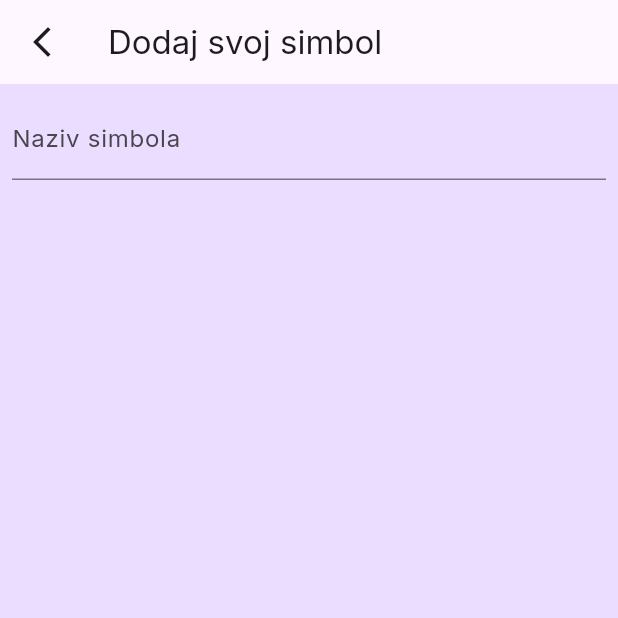
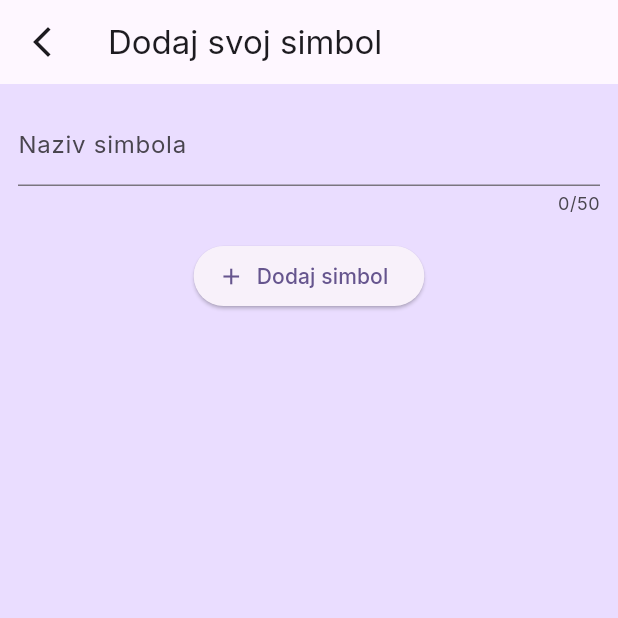
Before and after one commit to mizolf/AAKomunikacija, a Flutter app: the screen it shows after launch, in the side drawer, after a tap on "DODAJ SVOJ SIMBOL", on a phone screen of 412 x 824 dp, the top half of it. Run offline on Flutter 3.47's test engine with Material 3 defaults, Android fonts, the phone set to English and light mode, and no system bars; our stand-ins replace cloud_firestore, firebase_core, flutter_tts, google_fonts; accounts and stored records are empty.

Commit message:
Dodavanje personaliziranih simbola

```diff
--- /dev/null
+++ b/lib/screen/add_pictogram.dart
@@ -0,0 +1,83 @@
+import "package:cloud_firestore/cloud_firestore.dart";
+import "package:flutter/material.dart";
+import "package:ict_aac/models/pictogram.dart";
+
+class AddPictogramScreen extends StatefulWidget {
+  const AddPictogramScreen({super.key});
+
+  @override
+  State<AddPictogramScreen> createState() => _AddPictogramScreenState();
+}
+
+class _AddPictogramScreenState extends State<AddPictogramScreen> {
+  var _titleController = TextEditingController();
+
+  void _savePictogram() async {
+    final enteredText = _titleController.text;
+
+    if (enteredText.isEmpty) {
+      return;
+    }
+
+    Pictogram pictogram = Pictogram(
+      label: enteredText,
+      image: '',
+      custom: true,
+      category: 'personalizirano',
+      description: '',
+    );
+
+    Map<String, dynamic> pictogramMap = pictogram.toMap();
+
+    await FirebaseFirestore.instance.collection('custom').add(pictogramMap);
+  }
+
+  @override
+  void dispose() {
+    _titleController.dispose();
+    super.dispose();
+  }
+
+  @override
+  Widget build(BuildContext context) {
+    return Scaffold(
+      backgroundColor: Theme.of(context).colorScheme.primaryContainer,
+      appBar: AppBar(
+        title: const Text('Dodaj svoj simbol'),
+        leading: IconButton(
+          onPressed: () {
+            Navigator.of(context).pop();
+          },
+          icon: const Icon(Icons.arrow_back_ios_new_outlined),
+        ),
+      ),
+      body: SingleChildScrollView(
+        padding: const EdgeInsets.all(12.0),
+        child: Column(
+          children: [
+            TextField(
+              maxLength: 50,
+              decoration: const InputDecoration(
+                labelText: 'Naziv simbola',
+              ),
+              keyboardType: TextInputType.text,
+              controller: _titleController,
+            ),
+            const SizedBox(
+              height: 16,
+            ),
+            ElevatedButton.icon(
+              icon: const Icon(Icons.add),
+              onPressed: () {
+                _savePictogram();
+                Navigator.of(context).pop();
+                Navigator.of(context).pop();
+              },
+              label: const Text('Dodaj simbol'),
+            ),
+          ],
+        ),
+      ),
+    );
+  }
+}
--- a/lib/screen/home.dart
+++ b/lib/screen/home.dart
@@ -4,7 +4,7 @@ import 'package:flutter_tts/flutter_tts.dart';
 
 import 'package:ict_aac/models/pictogram.dart';
 import 'package:ict_aac/screen/about.dart';
-import 'package:ict_aac/screen/new_pictogram.dart';
+import 'package:ict_aac/screen/add_pictogram.dart';
 import 'package:ict_aac/widgets/menu.dart';
 import 'package:ict_aac/widgets/pictogram_card.dart';
 
@@ -82,11 +82,15 @@ class _HomeScreenState extends State<HomeScreen> {
       return Pictogram.fromMap(doc.data() as Map<String, dynamic>);
     }).toList();
 
-    final customSnapshot =
-        await FirebaseFirestore.instance.collection('custom').get();
-    final List<Pictogram> customs = customSnapshot.docs.map((doc) {
-      return Pictogram.fromMap(doc.data() as Map<String, dynamic>);
-    }).toList();
+    final customSnapshot = await FirebaseFirestore.instance
+        .collection('custom')
+        .snapshots()
+        .listen((snapshot) {
+      final List<Pictogram> customs = snapshot.docs.map((doc) {
+        return Pictogram.fromMap(doc.data() as Map<String, dynamic>);
+      }).toList();
+      custom = customs;
+    });
 
     setState(() {
       for (final pictogram in pictograms) {
@@ -110,7 +114,6 @@ class _HomeScreenState extends State<HomeScreen> {
           animals.add(pictogram);
         }
       }
-      custom = customs;
     });
   }
 
@@ -265,7 +268,7 @@ class _HomeScreenState extends State<HomeScreen> {
                 onTap: () {
                   Navigator.of(context).push(
                     MaterialPageRoute(
-                      builder: (context) => const NewPictogram(),
+                      builder: (context) => const AddPictogramScreen(),
                     ),
                   );
                 },
--- a/lib/screen/new_pictogram.dart
+++ /dev/null
@@ -1,39 +0,0 @@
-import "package:flutter/material.dart";
-
-class NewPictogram extends StatelessWidget {
-  const NewPictogram({super.key});
-
-  @override
-  Widget build(BuildContext context) {
-    return Scaffold(
-        backgroundColor: Theme.of(context).colorScheme.primaryContainer,
-        appBar: AppBar(
-          title: const Text('Dodaj svoj simbol'),
-          leading: IconButton(
-            onPressed: () {
-              Navigator.of(context).pop();
-            },
-            icon: const Icon(Icons.arrow_back_ios_new_outlined),
-          ),
-        ),
-        body: Padding(
-          padding: const EdgeInsets.all(8.0),
-          child: Column(
-            children: [
-              TextFormField(
-                autovalidateMode: AutovalidateMode.always,
-                decoration: const InputDecoration(
-                  labelText: 'Naziv simbola',
-                ),
-                validator: (value) {
-                  if (value == null) {
-                    return 'Unesite naziv simbola';
-                  }
-                  return null;
-                },
-              ),
-            ],
-          ),
-        ));
-  }
-}
```
